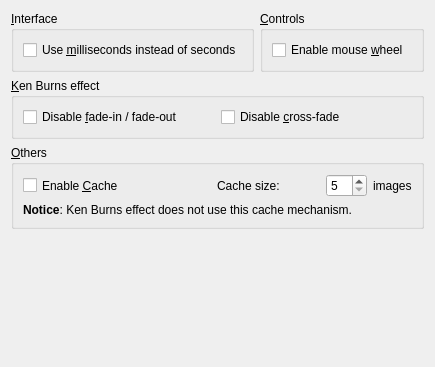
First picture: the form in utilities/presentation/dialogs/presentation_advpage.ui, repository KDE/digikam, before the edit.
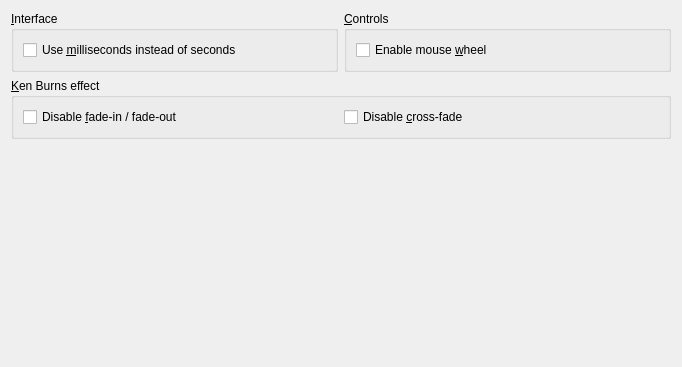
Second picture: the form after the edit.

Commit message: the cache is provided on top lelvel by threadimageio API. Polish dialog page contents

Diff of the .ui file:
```diff
--- a/utilities/presentation/dialogs/presentation_advpage.ui
+++ b/utilities/presentation/dialogs/presentation_advpage.ui
@@ -1,11 +1,11 @@
 <ui version="4.0" >
  <class>PresentationAdvPage</class>
- <widget class="QWidget" name="PresentationAdvPage" >
-  <property name="geometry" >
+ <widget class="QWidget" name="PresentationAdvPage">
+  <property name="geometry">
    <rect>
     <x>0</x>
     <y>0</y>
-    <width>432</width>
+    <width>682</width>
     <height>367</height>
    </rect>
   </property>
@@ -115,113 +115,8 @@
     </widget>
    </item>
    <item>
-    <widget class="QGroupBox" name="groupBox_4" >
-     <property name="sizePolicy" >
-      <sizepolicy vsizetype="Minimum" hsizetype="MinimumExpanding" >
-       <horstretch>0</horstretch>
-       <verstretch>0</verstretch>
-      </sizepolicy>
-     </property>
-     <property name="title" >
-      <string>&amp;Others</string>
-     </property>
-     <layout class="QVBoxLayout" name="verticalLayout_3" >
-      <item>
-       <layout class="QHBoxLayout" name="horizontalLayout_4" >
-        <item>
-         <widget class="QCheckBox" name="m_cacheCheckBox" >
-          <property name="sizePolicy" >
-           <sizepolicy vsizetype="Minimum" hsizetype="MinimumExpanding" >
-            <horstretch>0</horstretch>
-            <verstretch>0</verstretch>
-           </sizepolicy>
-          </property>
-          <property name="text" >
-           <string>Enable &amp;Cache</string>
-          </property>
-         </widget>
-        </item>
-        <item>
-         <layout class="QHBoxLayout" name="horizontalLayout" >
-          <item>
-           <widget class="QLabel" name="m_cacheSizeLabel1" >
-            <property name="sizePolicy" >
-             <sizepolicy vsizetype="Preferred" hsizetype="Minimum" >
-              <horstretch>0</horstretch>
-              <verstretch>0</verstretch>
-             </sizepolicy>
-            </property>
-            <property name="text" >
-             <string>Cache size:</string>
-            </property>
-           </widget>
-          </item>
-          <item>
-           <spacer name="horizontalSpacer" >
-            <property name="orientation" >
-             <enum>Qt::Horizontal</enum>
-            </property>
-            <property name="sizeHint" stdset="0" >
-             <size>
-              <width>40</width>
-              <height>20</height>
-             </size>
-            </property>
-           </spacer>
-          </item>
-          <item>
-           <widget class="QSpinBox" name="m_cacheSizeSpinBox" >
-            <property name="sizePolicy" >
-             <sizepolicy vsizetype="Minimum" hsizetype="MinimumExpanding" >
-              <horstretch>0</horstretch>
-              <verstretch>0</verstretch>
-             </sizepolicy>
-            </property>
-            <property name="minimum" >
-             <number>5</number>
-            </property>
-            <property name="maximum" >
-             <number>20</number>
-            </property>
-           </widget>
-          </item>
-          <item>
-           <widget class="QLabel" name="m_cacheSizeLabel2" >
-            <property name="sizePolicy" >
-             <sizepolicy vsizetype="Minimum" hsizetype="Minimum" >
-              <horstretch>0</horstretch>
-              <verstretch>0</verstretch>
-             </sizepolicy>
-            </property>
-            <property name="text" >
-             <string>images</string>
-            </property>
-           </widget>
-          </item>
-         </layout>
-        </item>
-       </layout>
-      </item>
-      <item>
-       <widget class="QLabel" name="m_KBCacheLabel" >
-        <property name="enabled" >
-         <bool>true</bool>
-        </property>
-        <property name="text" >
-         <string>&lt;b>Notice&lt;/b>:
-Ken Burns effect does not use this cache mechanism.</string>
-        </property>
-        <property name="wordWrap" >
-         <bool>false</bool>
-        </property>
-       </widget>
-      </item>
-     </layout>
-    </widget>
-   </item>
-   <item>
-    <spacer name="verticalSpacer_3" >
-     <property name="orientation" >
+    <spacer name="verticalSpacer_3">
+     <property name="orientation">
       <enum>Qt::Vertical</enum>
      </property>
      <property name="sizeHint" stdset="0" >
```
Left out of the diff: 73 changed lines with no effect on the pictures. The commit also changes 5 other files.
